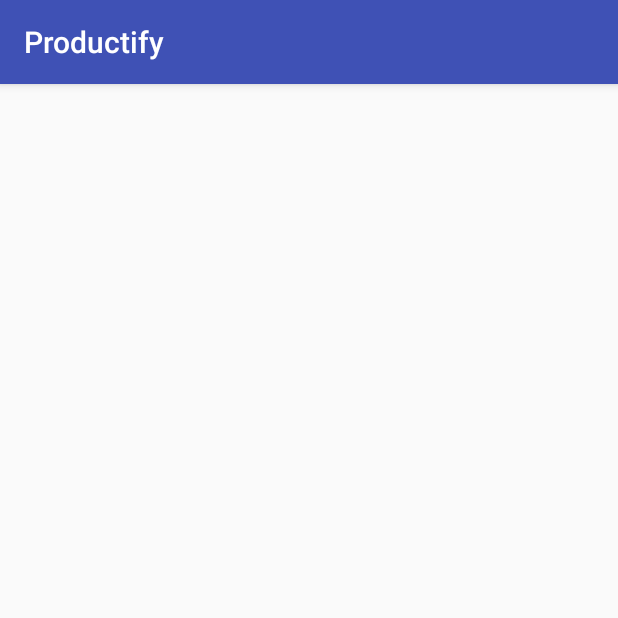
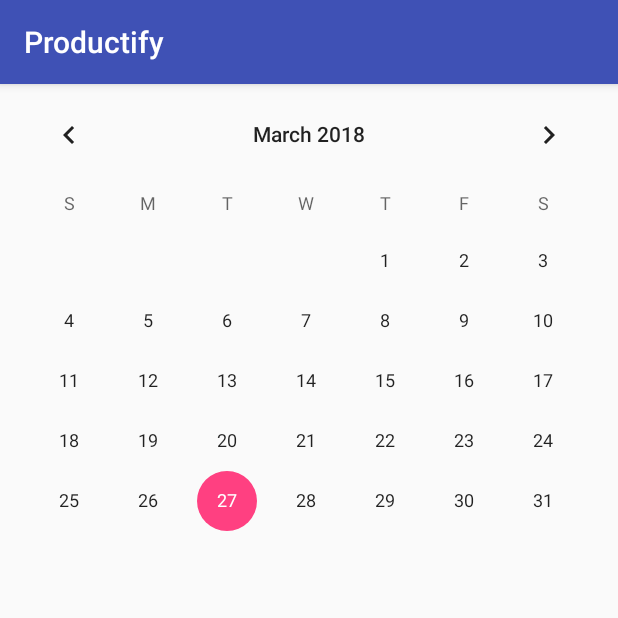
Before and after one commit to AMPITUP19/Productify, an Android app: the Assignment screen opened directly, with no data from a screen before it, on a phone screen of 412 x 824 dp, the top half of it. Run offline under Robolectric (Android 15) with nearby library versions, the phone set to English and light mode, and no system bars.

Commit message:
calendar

```diff
--- a/app/src/main/res/layout/activity_assignment.xml
+++ b/app/src/main/res/layout/activity_assignment.xml
@@ -1,9 +1,10 @@
 <?xml version="1.0" encoding="utf-8"?>
-<android.support.constraint.ConstraintLayout xmlns:android="http://schemas.android.com/apk/res/android"
-    xmlns:app="http://schemas.android.com/apk/res-auto"
-    xmlns:tools="http://schemas.android.com/tools"
-    android:layout_width="match_parent"
-    android:layout_height="match_parent"
-    tools:context=".Assignment">
+<LinearLayout xmlns:android="http://schemas.android.com/apk/res/android"
+    android:orientation="vertical" android:layout_width="match_parent"
+    android:layout_height="match_parent">
 
-</android.support.constraint.ConstraintLayout>
+    <CalendarView
+        android:id="@+id/calendarView"
+        android:layout_width="match_parent"
+        android:layout_height="wrap_content" />
+</LinearLayout>
```
